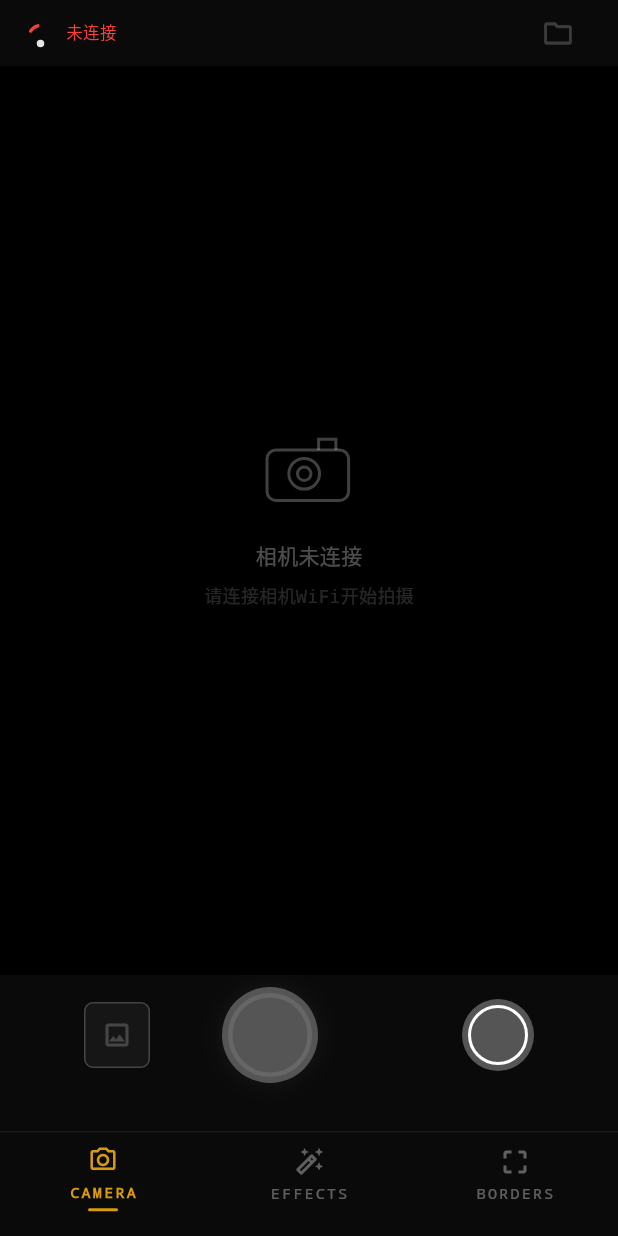
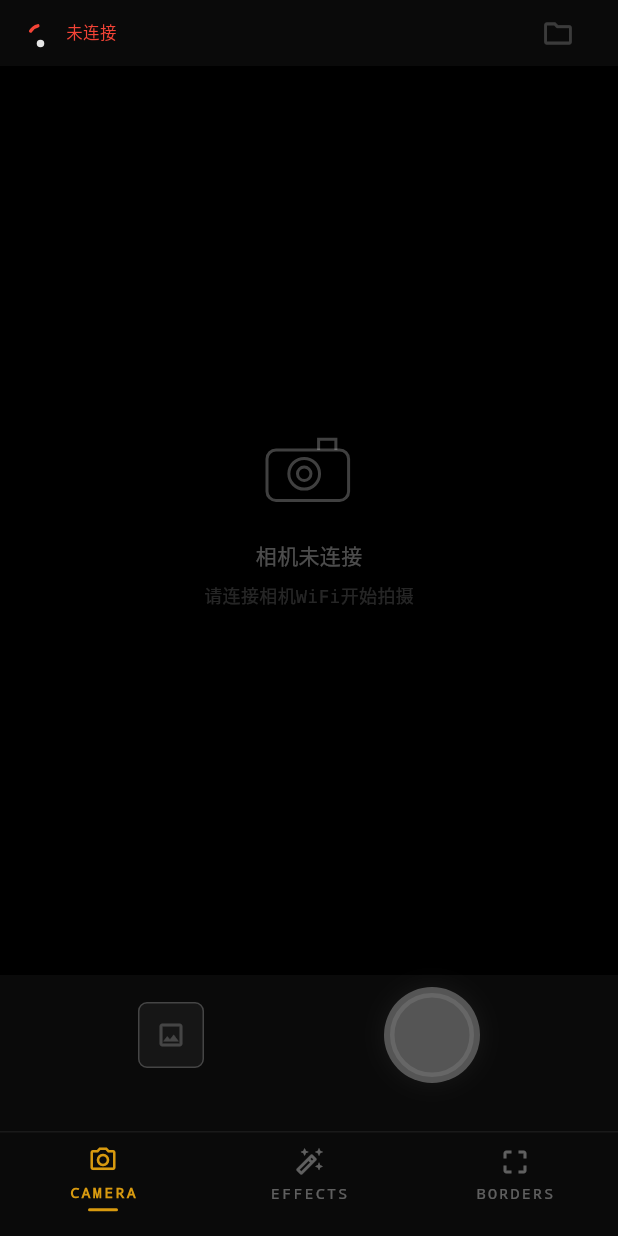
Before and after one commit to cxl110/camera-app, a Flutter app: the screen it shows after launch, on a phone screen of 412 x 824 dp. Run offline on Flutter 3.47's test engine with Material 3 defaults, Android fonts, the phone set to English and light mode, and no system bars; our stand-ins replace image_gallery_saver, image_picker; network calls fail.

Commit message:
移除录制按钮，APP 不支持录像功能
- CaptureControls 删除 _RecordButton 组件和 onRecord/isRecording 参数
- HomeScreen 删除 _isRecording 状态和 _onRecordPressed 方法
- 底部控制栏只保留缩略图 + 快门按钮

```diff
--- a/lib/widgets/capture_controls.dart
+++ b/lib/widgets/capture_controls.dart
@@ -11,16 +11,12 @@ import 'package:flutter/material.dart';
 class CaptureControls extends StatelessWidget {
   final Uint8List? lastPhoto;
   final VoidCallback onShutter;
-  final VoidCallback onRecord;
-  final bool isRecording;
   final bool enabled;
 
   const CaptureControls({
     super.key,
     this.lastPhoto,
     required this.onShutter,
-    required this.onRecord,
-    this.isRecording = false,
     this.enabled = true,
   });
 
@@ -41,14 +37,6 @@ class CaptureControls extends StatelessWidget {
 
           // ── Center: Shutter ──
           _ShutterButton(onTap: onShutter, enabled: enabled),
-          const SizedBox(width: 0),
-
-          // ── Right: Record ──
-          _RecordButton(
-            onTap: onRecord,
-            isRecording: isRecording,
-            enabled: enabled,
-          ),
         ],
       ),
     );
@@ -147,76 +135,3 @@ class _ShutterButtonState extends State<_ShutterButton> {
     );
   }
 }
-
-/// Red circular record button.
-class _RecordButton extends StatefulWidget {
-  final VoidCallback onTap;
-  final bool isRecording;
-  final bool enabled;
-
-  const _RecordButton({
-    required this.onTap,
-    this.isRecording = false,
-    this.enabled = true,
-  });
-
-  @override
-  State<_RecordButton> createState() => _RecordButtonState();
-}
-
-class _RecordButtonState extends State<_RecordButton> {
-  bool _pressed = false;
-
-  @override
-  Widget build(BuildContext context) {
-    final enabled = widget.enabled;
-    final bool active = widget.isRecording || _pressed;
-
-    return GestureDetector(
-      onTapDown: enabled ? (_) => setState(() => _pressed = true) : null,
-      onTapUp: enabled
-          ? (_) {
-              setState(() => _pressed = false);
-              widget.onTap();
-            }
-          : null,
-      onTapCancel: enabled ? () => setState(() => _pressed = false) : null,
-      child: AnimatedContainer(
-        duration: const Duration(milliseconds: 100),
-        width: 48,
-        height: 48,
-        decoration: BoxDecoration(
-          shape: BoxShape.circle,
-          color: enabled
-              ? (active ? const Color(0xFFD32F2F) : const Color(0xFFC62828))
-              : const Color(0xFF555555),
-          boxShadow: active && enabled
-              ? [
-                  BoxShadow(
-                    color: const Color(0xFFC62828).withValues(alpha: 0.5),
-                    blurRadius: 8,
-                  )
-                ]
-              : [],
-        ),
-        child: Center(
-          child: AnimatedContainer(
-            duration: const Duration(milliseconds: 200),
-            width: widget.isRecording ? 18 : 40,
-            height: widget.isRecording ? 18 : 40,
-            decoration: BoxDecoration(
-              shape: widget.isRecording ? BoxShape.rectangle : BoxShape.circle,
-              borderRadius: widget.isRecording
-                  ? BorderRadius.circular(3)
-                  : null,
-              border: Border.all(color: Colors.white, width: 2),
-              color: widget.isRecording
-                  ? Colors.white
-                  : Colors.transparent,
-            ),
-          ),
-        ),
-      ),
-    );
-  }
-}
```
Also changed, not shown: lib/screens/home_screen.dart (+0 -39 lines).
